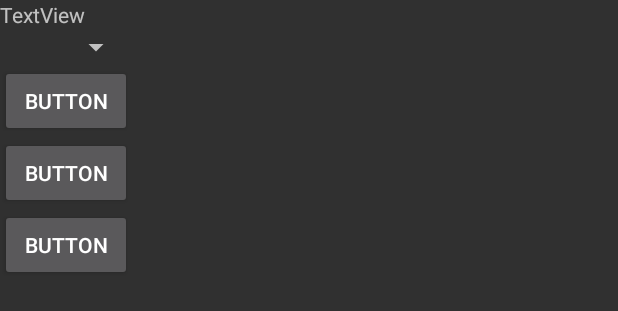
After one commit to WallyssonChristian/LoginApp, an Android app: the layout layout_dialog.xml on its own in the app's theme, with its tools: preview values and no code run, on a phone screen of 412 x 824 dp. The commit adds this screen. Shown: the top 311 px of the screen. Run offline under Robolectric (Android 15) with nearby library versions, the phone set to English and light mode, and no system bars.

Commit message:
adicionado layout e dialog menu

```diff
--- a/app/src/main/AndroidManifest.xml
+++ b/app/src/main/AndroidManifest.xml
@@ -17,7 +17,7 @@
                 <category android:name="android.intent.category.LAUNCHER" />
             </intent-filter>
         </activity>
-        <activity android:name=".CadastroActivity" />
+        <activity android:name=".CadastroUsuarioActivity" />
         <activity android:name=".CadastroFilmeActivity" />
         <activity android:name=".ConsultaActivity"></activity>
     </application>
--- /dev/null
+++ b/app/src/main/res/layout/layout_dialog.xml
@@ -0,0 +1,35 @@
+<?xml version="1.0" encoding="utf-8"?>
+<LinearLayout xmlns:android="http://schemas.android.com/apk/res/android"
+    android:layout_width="wrap_content"
+    android:layout_height="wrap_content"
+    android:orientation="vertical">
+
+    <TextView
+        android:id="@+id/textView"
+        android:layout_width="match_parent"
+        android:layout_height="wrap_content"
+        android:text="TextView" />
+
+    <Spinner
+        android:id="@+id/spinner_menu"
+        android:layout_width="match_parent"
+        android:layout_height="wrap_content" />
+
+    <Button
+        android:id="@+id/button"
+        android:layout_width="match_parent"
+        android:layout_height="wrap_content"
+        android:text="Button" />
+
+    <Button
+        android:id="@+id/button2"
+        android:layout_width="match_parent"
+        android:layout_height="wrap_content"
+        android:text="Button" />
+
+    <Button
+        android:id="@+id/button3"
+        android:layout_width="match_parent"
+        android:layout_height="wrap_content"
+        android:text="Button" />
+</LinearLayout>
--- a/app/src/main/res/values/strings.xml
+++ b/app/src/main/res/values/strings.xml
@@ -5,4 +5,10 @@
     <string name="email">E-Mail</string>
     <string name="senha">Senha</string>
 
+    <string-array name="spinner_opt">
+    <item>Adicionar</item>
+    <item>Editar</item>
+    <item>Deletar</item>
+    </string-array>
+
 </resources>
```
Also changed, not shown: app/src/main/java/com/example/administrador/loginapp/ConsultaActivity.java (+39 -1 lines).
